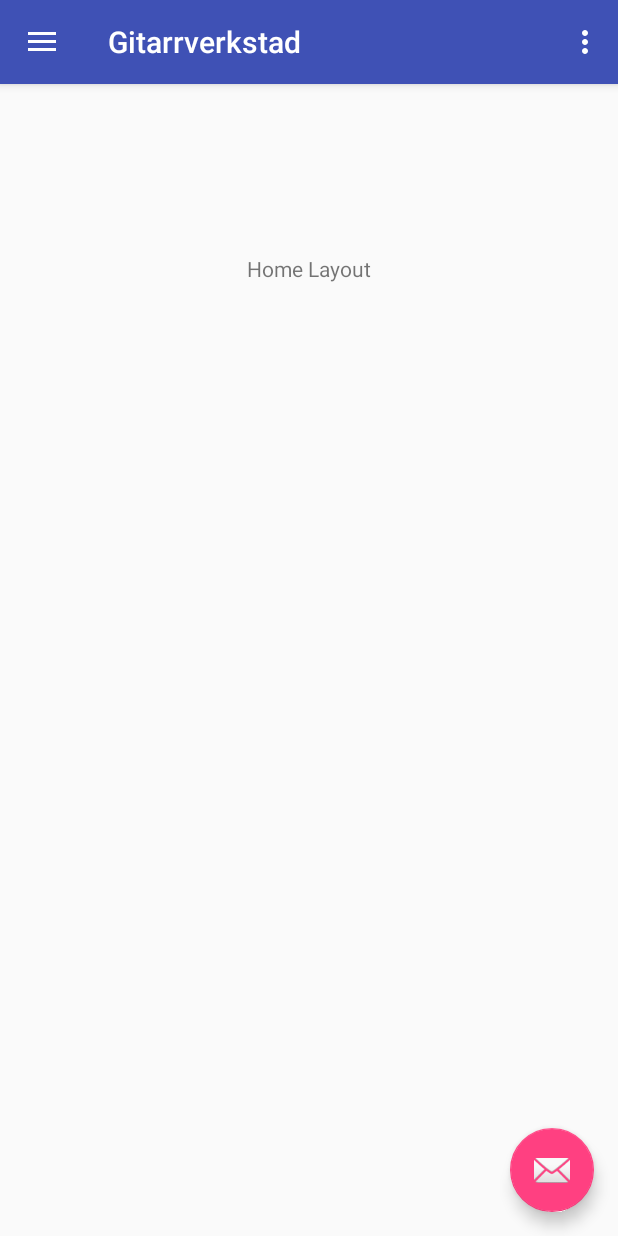
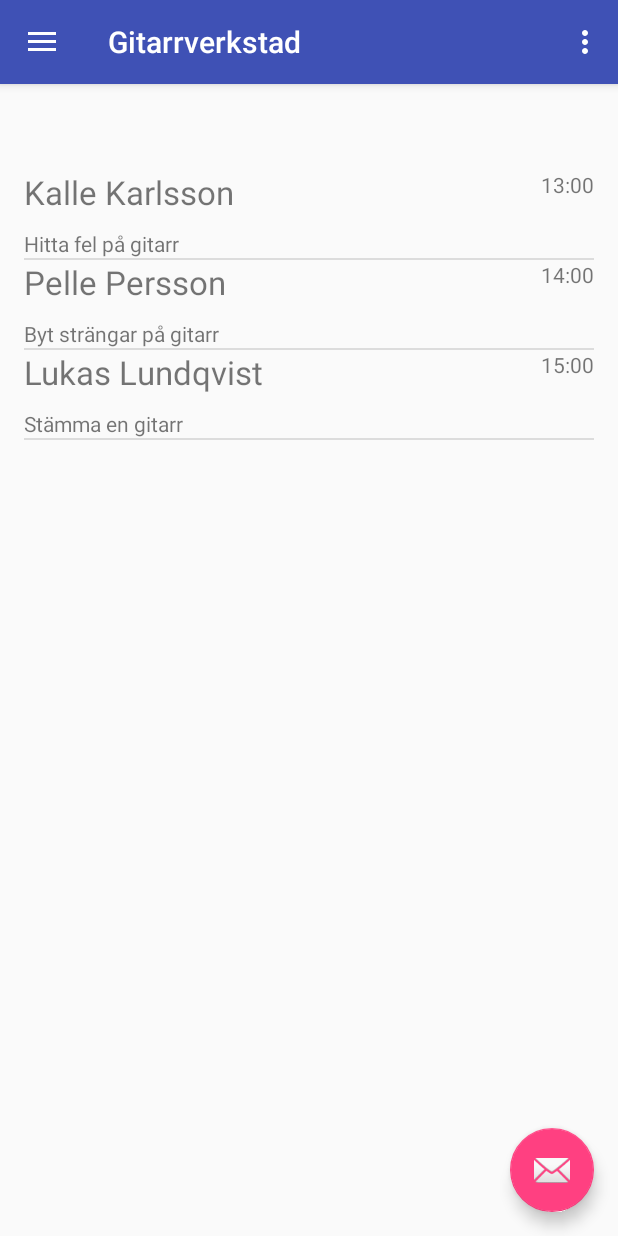
Before and after one commit to TDATG15/Gitarrverkstad_Android, an Android app: the screen it shows after launch (MainActivity), on a phone screen of 412 x 824 dp. Run offline under Robolectric (Android 15) with nearby library versions, the phone set to English and light mode, and no system bars.

Commit message:
Added a list on the home_layout.

```diff
--- /dev/null
+++ b/app/src/main/java/com/example/chris/gitarrverkstad/Appointment.java
@@ -0,0 +1,49 @@
+package com.example.chris.gitarrverkstad;
+
+/**
+ * Created by stefa_000 on 2017-02-12.
+ */
+
+public class Appointment {
+    String customer;
+    String description;
+    String date;
+    String time;
+    public Appointment(String date, String description, String customer, String time){
+        this.customer = customer;
+        this.date = date;
+        this.description = description;
+        this.time = time;
+    }
+
+    public String getDate() {
+        return date;
+    }
+
+    public void setDate(String date) {
+        this.date = date;
+    }
+
+    public String getDescription() {
+        return description;
+    }
+
+    public void setDescription(String description) {
+        this.description = description;
+    }
+
+    public String getCustomer() {
+        return customer;
+    }
+
+    public void setCustomer(String customer) {
+        this.customer = customer;
+    }
+    public String getTime() {
+        return time;
+    }
+
+    public void setTime(String time) {
+        this.time = time;
+    }
+}
--- a/app/src/main/java/com/example/chris/gitarrverkstad/HomeFragment.java
+++ b/app/src/main/java/com/example/chris/gitarrverkstad/HomeFragment.java
@@ -7,13 +7,55 @@ import android.os.Bundle;
 import android.view.LayoutInflater;
 import android.view.View;
 import android.view.ViewGroup;
+import android.widget.ArrayAdapter;
+import android.widget.ListView;
+import android.widget.TextView;
+
+import java.util.ArrayList;
+import java.util.List;
 
 public class HomeFragment extends Fragment {
+    private List<Appointment> appointments = new ArrayList<Appointment>();
     View currentView;
     @Nullable
     @Override
     public View onCreateView(LayoutInflater inflater, ViewGroup container, Bundle savedInstanceState) {
         currentView = inflater.inflate(R.layout.home_layout, container, false);
+        populateList();
+        populateListView();
         return currentView;
     }
+
+    private void populateList(){
+        appointments.add(new Appointment("2017-02-28", "Hitta fel på gitarr", "Kalle Karlsson", "13:00"));
+        appointments.add(new Appointment("2017-03-11", "Byt strängar på gitarr", "Pelle Persson", "14:00"));
+        appointments.add(new Appointment("2017-03-15", "Stämma en gitarr", "Lukas Lundqvist", "15:00"));
+    }
+
+    private void populateListView(){
+        ArrayAdapter<Appointment> adapter = new CustomListAdapter();
+        ListView list = (ListView) currentView.findViewById(R.id.next_appointment_list);
+        list.setAdapter(adapter);
+    }
+
+    private class CustomListAdapter extends ArrayAdapter<Appointment>{
+        public CustomListAdapter(){
+            super(getActivity(), R.layout.item_next_appointment, appointments);
+        }
+        @Override
+        public View getView(int position, View convertView, ViewGroup parent){
+            View itemView = convertView;
+            if(itemView == null){
+                itemView = getActivity().getLayoutInflater().inflate(R.layout.item_next_appointment, parent, false);
+            }
+            Appointment currentAppointment = appointments.get(position);
+            TextView textView = (TextView) itemView.findViewById(R.id.listitem_custname);
+            textView.setText(currentAppointment.getCustomer());
+            textView = (TextView) itemView.findViewById(R.id.listitem_desc);
+            textView.setText(currentAppointment.getDescription());
+            textView = (TextView) itemView.findViewById(R.id.listitem_time);
+            textView.setText(currentAppointment.getTime());
+            return itemView;
+        }
+    }
 }
--- a/app/src/main/res/layout/home_layout.xml
+++ b/app/src/main/res/layout/home_layout.xml
@@ -2,12 +2,12 @@
 <RelativeLayout xmlns:android="http://schemas.android.com/apk/res/android"
     android:layout_width="match_parent" android:layout_height="match_parent">
 
-    <TextView
-        android:text="Home Layout"
-        android:layout_width="wrap_content"
-        android:layout_height="wrap_content"
+
+    <ListView
+        android:layout_width="match_parent"
+        android:layout_height="match_parent"
         android:layout_alignParentTop="true"
-        android:layout_centerHorizontal="true"
-        android:layout_marginTop="97dp"
-        android:id="@+id/textView2" />
+        android:layout_alignParentStart="true"
+        android:layout_marginTop="41dp"
+        android:id="@+id/next_appointment_list" />
 </RelativeLayout>
--- /dev/null
+++ b/app/src/main/res/layout/item_next_appointment.xml
@@ -0,0 +1,30 @@
+<?xml version="1.0" encoding="utf-8"?>
+<RelativeLayout xmlns:android="http://schemas.android.com/apk/res/android"
+    android:layout_width="match_parent" android:layout_height="match_parent">
+
+    <TextView
+        android:text="TextView"
+        android:layout_width="wrap_content"
+        android:layout_height="wrap_content"
+        android:layout_alignParentTop="true"
+        android:layout_alignParentStart="true"
+        android:textSize="22sp"
+        android:id="@+id/listitem_custname" />
+
+    <TextView
+        android:text="TextView"
+        android:layout_width="wrap_content"
+        android:layout_height="wrap_content"
+        android:id="@+id/listitem_time"
+        android:layout_alignParentTop="true"
+        android:layout_alignParentEnd="true" />
+
+    <TextView
+        android:text="TextView"
+        android:layout_width="wrap_content"
+        android:layout_height="wrap_content"
+        android:layout_below="@+id/listitem_custname"
+        android:layout_alignParentStart="true"
+        android:layout_marginTop="10dp"
+        android:id="@+id/listitem_desc" />
+</RelativeLayout>
```
